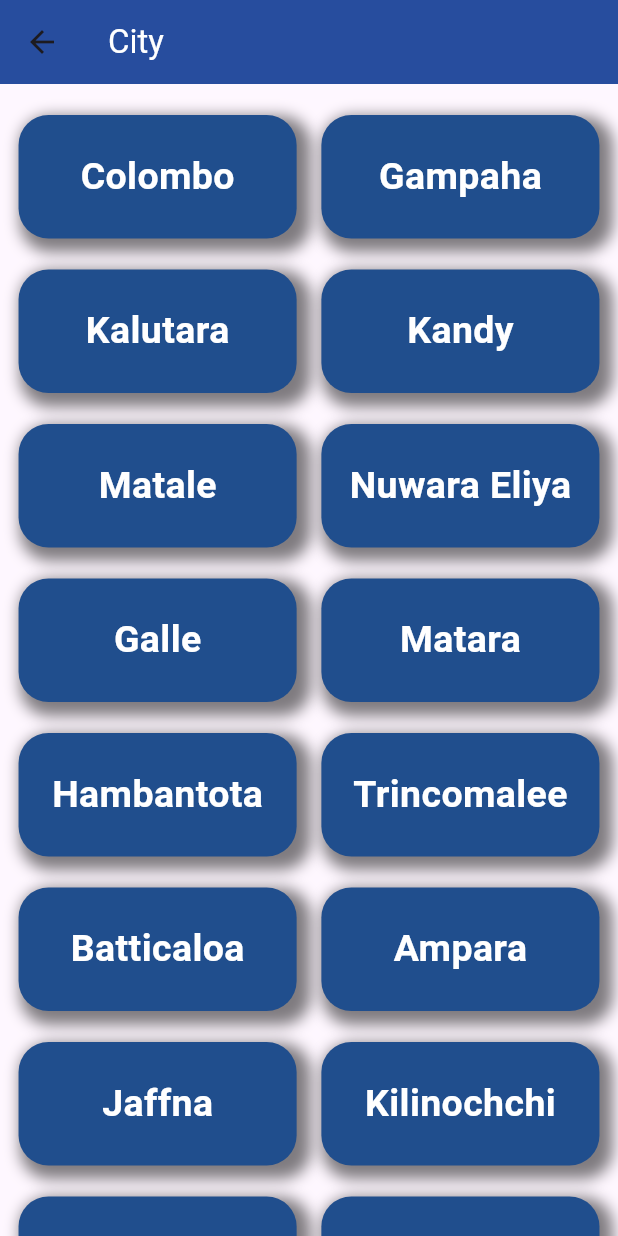
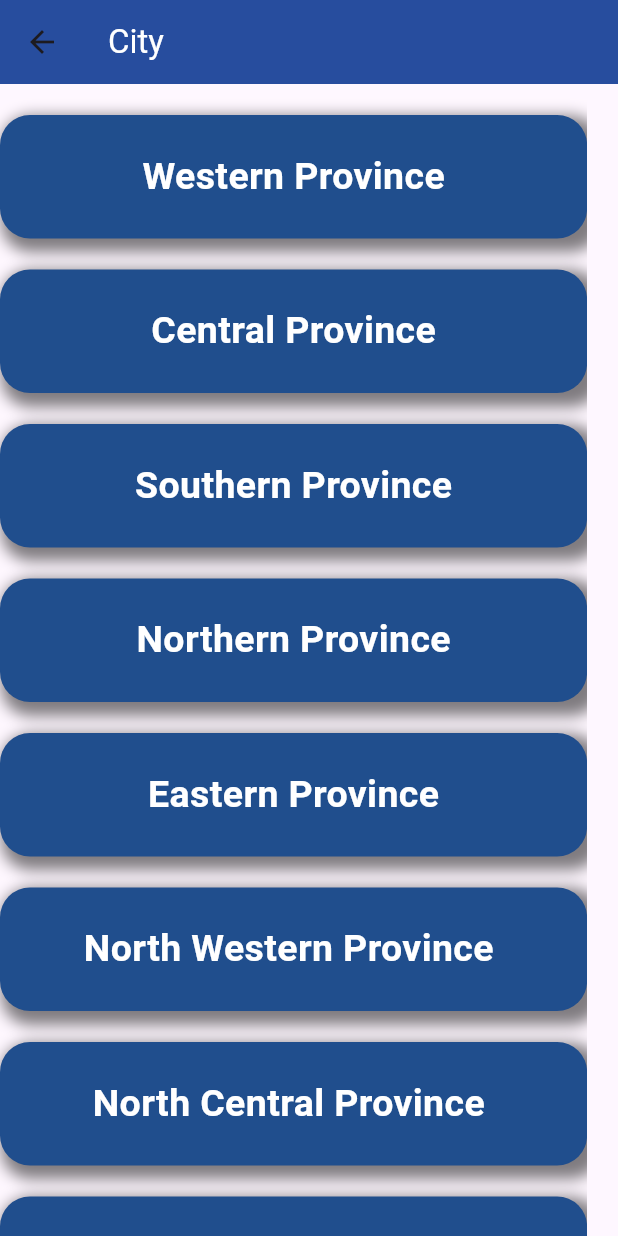
Before and after one commit to Dinethchathurya/riya_garage, a Flutter app: the DistrictsScreen screen opened by its route, on a phone screen of 412 x 824 dp. Run offline on Flutter 3.47's test engine with Material 3 defaults, Android fonts, the light colour scheme and no system bars.

Commit message:
feat: change UI

```diff
--- a/lib/Model/DetailsProvider.dart
+++ b/lib/Model/DetailsProvider.dart
@@ -8,6 +8,7 @@ class DetailsProvider with ChangeNotifier {
 
   late String company ;
   late String category;
+  late String province ='' ;
   late String city;
 
   late List<Map<String, dynamic>> availableProviders = maintanceAnuradapura;
@@ -29,6 +30,19 @@ class DetailsProvider with ChangeNotifier {
     notifyListeners();
   }
 
+  setProvince(newProvince){
+
+    if(province == ''){
+      province = newProvince;
+    }else if(province == newProvince) {
+      province = '';
+    }else if (province != newProvince){
+      province = newProvince;
+    }
+
+    notifyListeners();
+  }
+
   setAvailableProviders(){
     DataClass ss = new DataClass();
     availableProviders = ss.getListOfProviders(company+category+city);
--- a/lib/View/Screens/Components/DistrictMobileLayoutWidget.dart
+++ b/lib/View/Screens/Components/DistrictMobileLayoutWidget.dart
@@ -1,6 +1,5 @@
 import 'package:flutter/cupertino.dart';
 import 'package:provider/provider.dart';
-
 import '../../../Model/DetailsProvider.dart';
 import 'DistrictPageRowComponentWidget.dart';
 import 'HomePageBoxWidget.dart';
@@ -19,99 +18,239 @@ class DistrictMobileLayoutWidget extends StatelessWidget {
   Widget build(BuildContext context) {
     return Column(
       children: [
-
-
-        DistrictPageRowComponentWidget(
+        GestureDetector(
+          onTap: () {
+            Provider.of<DetailsProvider>(context, listen: false).setProvince('WesternProvince');
+          },
+          child: HomePageBoxWidget(
+            screenWidth: screenWidth,
+            screenHeight: screenHeight,
+            text: 'Western Province',
+            boxWidth: 0.95,
+          ),
+        ),
+        Visibility(
+          visible: Provider.of<DetailsProvider>(context).province == 'WesternProvince' ? true : false,
+          child: DistrictPageRowComponentWidget(
             screenWidth: screenWidth,
             screenHeight: screenHeight,
             City1: 'Colombo',
             City2: 'Gampaha',
           ),
-        DistrictPageRowComponentWidget(
+        ),
+        Visibility(
+          visible: Provider.of<DetailsProvider>(context).province == 'WesternProvince' ? true : false,
+          child: DistrictPageRowComponentWidget(
             screenWidth: screenWidth,
             screenHeight: screenHeight,
             City1: 'Kalutara',
-          City2: 'Kandy',
+            City2: '',
           ),
-        DistrictPageRowComponentWidget(
+        ),
+        GestureDetector(
+          onTap: () {
+            Provider.of<DetailsProvider>(context, listen: false).setProvince('CentralProvince');
+          },
+          child: HomePageBoxWidget(
+            screenWidth: screenWidth,
+            screenHeight: screenHeight,
+            text: 'Central Province',
+            boxWidth: 0.95,
+          ),
+        ),
+        Visibility(
+          visible: Provider.of<DetailsProvider>(context).province == 'CentralProvince' ? true : false,
+          child: DistrictPageRowComponentWidget(
             screenWidth: screenWidth,
             screenHeight: screenHeight,
             City1: 'Matale',
             City2: 'Nuwara Eliya',
           ),
-        DistrictPageRowComponentWidget(
+        ),
+        Visibility(
+          visible: Provider.of<DetailsProvider>(context).province == 'CentralProvince' ? true : false,
+          child: DistrictPageRowComponentWidget(
+            screenWidth: screenWidth,
+            screenHeight: screenHeight,
+            City1: 'Kandy',
+            City2: '',
+          ),
+        ),
+        GestureDetector(
+          onTap: () {
+            Provider.of<DetailsProvider>(context, listen: false).setProvince('SouthernProvince');
+          },
+          child: HomePageBoxWidget(
+            screenWidth: screenWidth,
+            screenHeight: screenHeight,
+            text: 'Southern Province',
+            boxWidth: 0.95,
+          ),
+        ),
+        Visibility(
+          visible: Provider.of<DetailsProvider>(context).province == 'SouthernProvince' ? true : false,
+          child: DistrictPageRowComponentWidget(
             screenWidth: screenWidth,
             screenHeight: screenHeight,
             City1: 'Galle',
             City2: 'Matara',
           ),
-        DistrictPageRowComponentWidget(
+        ),
+        Visibility(
+          visible: Provider.of<DetailsProvider>(context).province == 'SouthernProvince' ? true : false,
+          child: DistrictPageRowComponentWidget(
             screenWidth: screenWidth,
             screenHeight: screenHeight,
             City1: 'Hambantota',
-          City2: 'Trincomalee',
+            City2: '',
           ),
-        DistrictPageRowComponentWidget(
+        ),
+        GestureDetector(
+          onTap: () {
+            Provider.of<DetailsProvider>(context, listen: false).setProvince('NorthernProvince');
+          },
+          child: HomePageBoxWidget(
             screenWidth: screenWidth,
             screenHeight: screenHeight,
-          City1: 'Batticaloa',
-          City2: 'Ampara',
+            text: 'Northern Province',
+            boxWidth: 0.95,
           ),
-        DistrictPageRowComponentWidget(
+        ),
+        Visibility(
+          visible: Provider.of<DetailsProvider>(context).province == 'NorthernProvince' ? true : false,
+          child: DistrictPageRowComponentWidget(
             screenWidth: screenWidth,
             screenHeight: screenHeight,
             City1: 'Jaffna',
             City2: 'Kilinochchi',
           ),
-        DistrictPageRowComponentWidget(
+        ),
+        Visibility(
+          visible: Provider.of<DetailsProvider>(context).province == 'NorthernProvince' ? true : false,
+          child: DistrictPageRowComponentWidget(
             screenWidth: screenWidth,
             screenHeight: screenHeight,
             City1: 'Mannar',
             City2: 'Vavuniya',
           ),
-        DistrictPageRowComponentWidget(
+        ),
+        Visibility(
+          visible: Provider.of<DetailsProvider>(context).province == 'NorthernProvince' ? true : false,
+          child: DistrictPageRowComponentWidget(
             screenWidth: screenWidth,
             screenHeight: screenHeight,
             City1: 'Mullaitivu',
-          City2: 'Kurunegala',
+            City2: '',
           ),
-        DistrictPageRowComponentWidget(
-          screenWidth: screenWidth,
-          screenHeight: screenHeight,
-          City1: 'Puttalam',
-          City2: 'Anuradhapura',
         ),
-        DistrictPageRowComponentWidget(
-          screenWidth: screenWidth,
-          screenHeight: screenHeight,
-          City1: 'Polonnaruwa',
-          City2: 'Badulla',
-        ),
-        DistrictPageRowComponentWidget(
-          screenWidth: screenWidth,
-          screenHeight: screenHeight,
-          City1: 'Moneragala',
-          City2: 'Ratnapura',
-        ),
-        Row(
-          mainAxisAlignment: MainAxisAlignment.center,
-          children: [
         GestureDetector(
           onTap: () {
-                Provider.of<DetailsProvider>(context, listen: false).setCity('Kegalle');
-                Navigator.pushNamed(context, '/searchTown');
+            Provider.of<DetailsProvider>(context, listen: false).setProvince('EasternProvince');
           },
           child: HomePageBoxWidget(
             screenWidth: screenWidth,
             screenHeight: screenHeight,
-                text: 'Kegalle',
-                boxWidth: 0.45,
+            text: 'Eastern Province',
+            boxWidth: 0.95,
           ),
         ),
-            SizedBox(
-              width: screenWidth * 0.04,
+        Visibility(
+          visible: Provider.of<DetailsProvider>(context).province == 'EasternProvince' ? true : false,
+          child: DistrictPageRowComponentWidget(
+            screenWidth: screenWidth,
+            screenHeight: screenHeight,
+            City1: 'Ampara',
+            City2: 'Trincomalee',
           ),
-          ],
+        ),
+        Visibility(
+          visible: Provider.of<DetailsProvider>(context).province == 'EasternProvince' ? true : false,
+          child: DistrictPageRowComponentWidget(
+            screenWidth: screenWidth,
+            screenHeight: screenHeight,
+            City1: 'Batticaloa',
+            City2: '',
+          ),
+        ),
+        GestureDetector(
+          onTap: () {
+            Provider.of<DetailsProvider>(context, listen: false).setProvince('NorthWesternProvince');
+          },
+          child: HomePageBoxWidget(
+            screenWidth: screenWidth,
+            screenHeight: screenHeight,
+            text: 'North Western Province ',
+            boxWidth: 0.95,
+          ),
+        ),
+        Visibility(
+          visible: Provider.of<DetailsProvider>(context).province == 'NorthWesternProvince' ? true : false,
+          child: DistrictPageRowComponentWidget(
+            screenWidth: screenWidth,
+            screenHeight: screenHeight,
+            City1: 'Puttalam',
+            City2: 'Kurunegala',
+          ),
+        ),
+        GestureDetector(
+          onTap: () {
+            Provider.of<DetailsProvider>(context, listen: false).setProvince('NorthCentralProvince');
+          },
+          child: HomePageBoxWidget(
+            screenWidth: screenWidth,
+            screenHeight: screenHeight,
+            text: 'North Central Province ',
+            boxWidth: 0.95,
+          ),
+        ),
+        Visibility(
+          visible: Provider.of<DetailsProvider>(context).province == 'NorthCentralProvince' ? true : false,
+          child: DistrictPageRowComponentWidget(
+            screenWidth: screenWidth,
+            screenHeight: screenHeight,
+            City1: 'Polonnaruwa',
+            City2: 'Anuradhapura',
+          ),
+        ),
+        GestureDetector(
+          onTap: () {
+            Provider.of<DetailsProvider>(context, listen: false).setProvince('UvaProvince');
+          },
+          child: HomePageBoxWidget(
+            screenWidth: screenWidth,
+            screenHeight: screenHeight,
+            text: 'Uva Province ',
+            boxWidth: 0.95,
+          ),
+        ),
+        Visibility(
+          visible: Provider.of<DetailsProvider>(context).province == 'UvaProvince' ? true : false,
+          child: DistrictPageRowComponentWidget(
+            screenWidth: screenWidth,
+            screenHeight: screenHeight,
+            City1: 'Moneragala',
+            City2: 'Badulla',
+          ),
+        ),
+        GestureDetector(
+          onTap: () {
+            Provider.of<DetailsProvider>(context, listen: false).setProvince('SabaragamuwaProvince');
+          },
+          child: HomePageBoxWidget(
+            screenWidth: screenWidth,
+            screenHeight: screenHeight,
+            text: 'Sabaragamuwa Province ',
+            boxWidth: 0.95,
+          ),
+        ),
+        Visibility(
+          visible: Provider.of<DetailsProvider>(context).province == 'SabaragamuwaProvince' ? true : false,
+          child: DistrictPageRowComponentWidget(
+            screenWidth: screenWidth,
+            screenHeight: screenHeight,
+            City1: 'Kegalle',
+            City2: 'Ratnapura',
+          ),
         ),
       ],
     );
--- a/lib/View/Screens/Components/DistrictPageRowComponentWidget.dart
+++ b/lib/View/Screens/Components/DistrictPageRowComponentWidget.dart
@@ -21,7 +21,7 @@ class DistrictPageRowComponentWidget extends StatelessWidget {
   @override
   Widget build(BuildContext context) {
     return Row(
-      mainAxisAlignment: MainAxisAlignment.center,
+      mainAxisAlignment:  MainAxisAlignment.center ,
       children: [
         GestureDetector(
           onTap: () {
@@ -38,6 +38,7 @@ class DistrictPageRowComponentWidget extends StatelessWidget {
         SizedBox(
           width: screenWidth * 0.04,
         ),
+        if (City2.isNotEmpty) // Conditional check for City2
           GestureDetector(
             onTap: () {
               Provider.of<DetailsProvider>(context, listen: false).setCity(City2);
--- a/lib/View/Screens/Components/HomePageFirebaseImageWidget.dart
+++ b/lib/View/Screens/Components/HomePageFirebaseImageWidget.dart
@@ -14,17 +14,16 @@ class HomePageFirebaseImageWidget extends StatelessWidget {
   Widget build(BuildContext context) {
     return Container(
       width: screenWidth * 0.85,
-      height: screenHeight * 0.2,
+      height: screenWidth <= 600 ? screenHeight * 0.2 :  screenHeight * 0.28,
       decoration: BoxDecoration(
-        //color: Colors.grey,
-        borderRadius: BorderRadius.circular(20),  // Make it a circle
+        borderRadius: BorderRadius.circular(20),
       ),
       margin: EdgeInsets.only(top: screenHeight * 0.05),
       child: Image.asset(
         'assets/LOGO.png',
-        width: screenWidth * 0.8, // Increase the image size (adjust as needed)
-        height: screenHeight * 0.3, // Adjust height as needed
-        fit: BoxFit.cover, // Maintain the aspect ratio of the image
+        width: screenWidth * 0.8,
+        height: screenHeight * 0.3,
+        fit: BoxFit.cover,
       ),
     );
   }
--- a/lib/View/Screens/Components/SecondPageBoxWidget.dart
+++ b/lib/View/Screens/Components/SecondPageBoxWidget.dart
@@ -19,7 +19,7 @@ class SecondPageBoxWidget extends StatelessWidget {
   @override
   Widget build(BuildContext context) {
     return Container(
-      width: screenWidth * 0.8,
+      width: screenWidth <=600 ? screenWidth * 0.8 : screenWidth * 0.4,
       height: screenHeight * 0.3, // Keep container height the same
       decoration: BoxDecoration(
         color: AppColors.themeBlue,
--- a/lib/View/Screens/DistrictsScreen.dart
+++ b/lib/View/Screens/DistrictsScreen.dart
@@ -26,7 +26,6 @@ class DistrictsScreen extends StatelessWidget {
             child: LayoutBuilder(
               builder: (BuildContext context, BoxConstraints constraints) {
                 if (constraints.maxWidth <= 600) {
-
                   return DistrictMobileLayoutWidget(screenWidth: screenWidth, screenHeight: screenHeight * 0.5);
                 } else {
                   // Tablet Layout (medium screens)
--- a/lib/View/Screens/HomeScreen.dart
+++ b/lib/View/Screens/HomeScreen.dart
@@ -17,8 +17,8 @@ class MyHomePage extends StatelessWidget {
 
     return Scaffold(
       appBar: AppBar(
-        title: Center(
-          child: const Text("Home",
+        title: const Center(
+          child: Text("Home",
             style: TextStyle(
               color: Colors.white,
             ),
```
Lines whose indentation alone changed are shown as unchanged.
